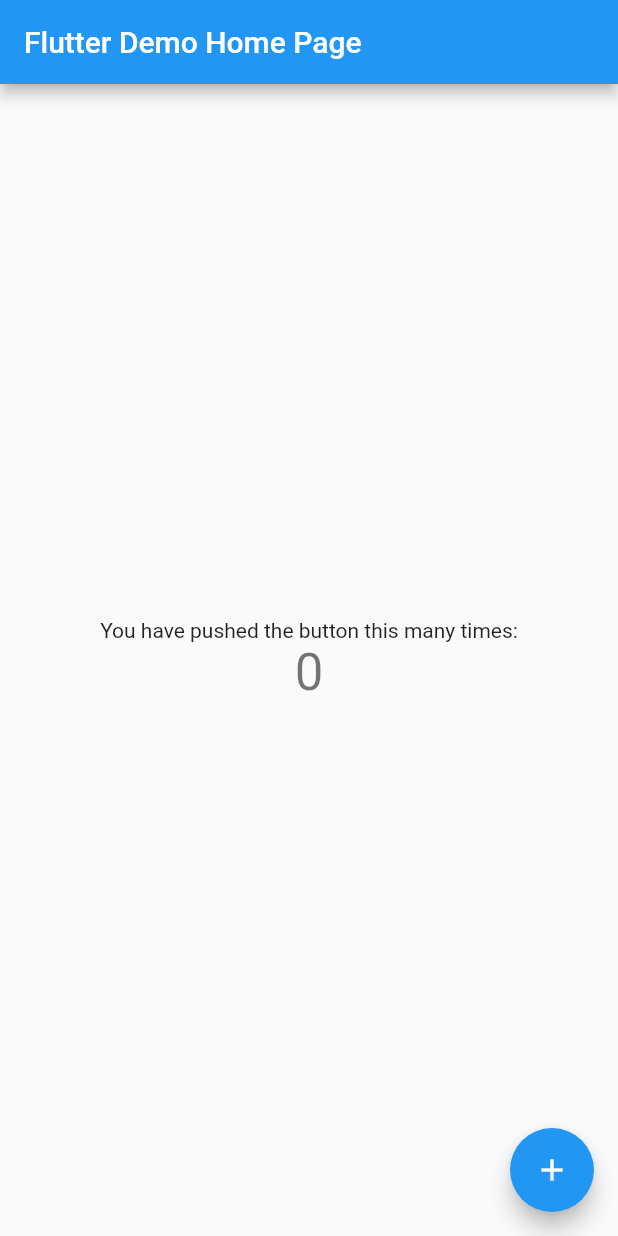
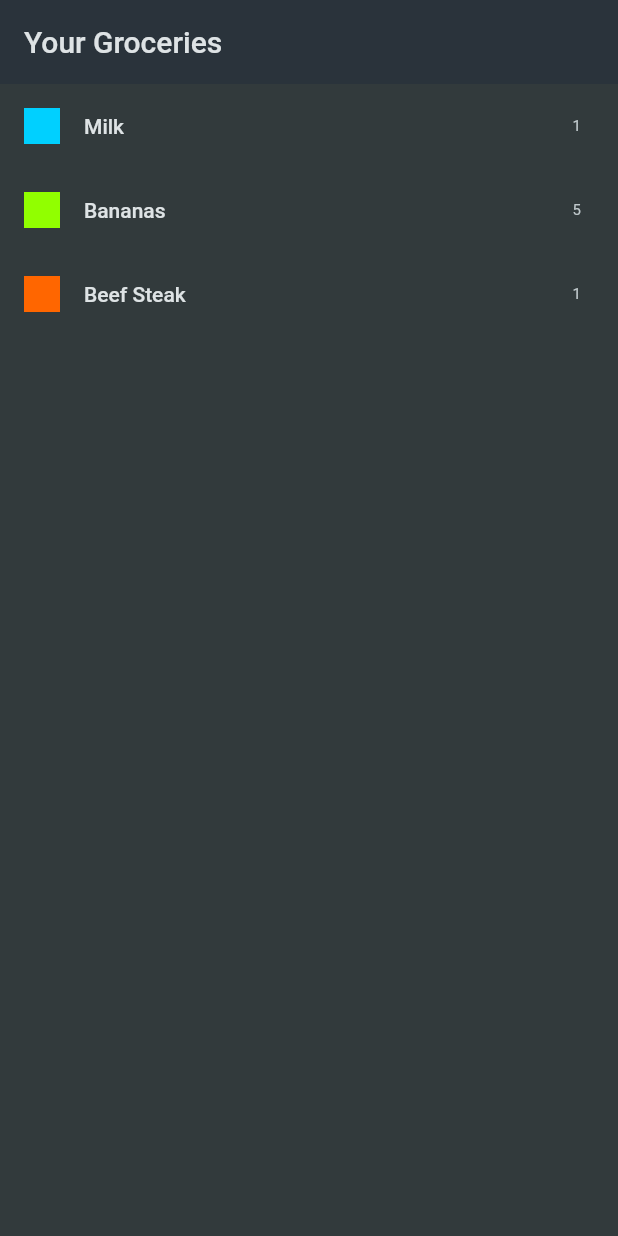
Before and after one commit to HMEI83/Shopping-list-app, a Flutter app: the screen it shows after launch, on a phone screen of 412 x 824 dp. Run offline on Flutter 3.47's test engine with Material 2 defaults, Android fonts, the phone set to English and light mode, and no system bars.

Commit message:
Build the list UI

```diff
--- a/shopping_list_app/lib/main.dart
+++ b/shopping_list_app/lib/main.dart
@@ -1,4 +1,5 @@
 import 'package:flutter/material.dart';
+import 'package:shopping_list_app/widgets/grocery_list.dart';
 
 void main() {
   runApp(const MyApp());
@@ -11,105 +12,17 @@ class MyApp extends StatelessWidget {
   @override
   Widget build(BuildContext context) {
     return MaterialApp(
-      title: 'Flutter Demo',
-      theme: ThemeData(
-        // This is the theme of your application.
-        //
-        // Try running your application with "flutter run". You'll see the
-        // application has a blue toolbar. Then, without quitting the app, try
-        // changing the primarySwatch below to Colors.green and then invoke
-        // "hot reload" (press "r" in the console where you ran "flutter run",
-        // or simply save your changes to "hot reload" in a Flutter IDE).
-        // Notice that the counter didn't reset back to zero; the application
-        // is not restarted.
-        primarySwatch: Colors.blue,
+      title: 'Flutter Groceries',
+      theme: ThemeData.dark().copyWith(
+        useMaterial3: true,
+        colorScheme: ColorScheme.fromSeed(
+          seedColor: const Color.fromARGB(255, 147, 229, 250),
+          brightness: Brightness.dark,
+          surface: const Color.fromARGB(255, 42, 51, 59),
+        ),
+        scaffoldBackgroundColor: const Color.fromARGB(255, 50, 58, 60),
       ),
-      home: const MyHomePage(title: 'Flutter Demo Home Page'),
+      home: const GroceryList(),
     );
   }
 }
-
-class MyHomePage extends StatefulWidget {
-  const MyHomePage({super.key, required this.title});
-
-  // This widget is the home page of your application. It is stateful, meaning
-  // that it has a State object (defined below) that contains fields that affect
-  // how it looks.
-
-  // This class is the configuration for the state. It holds the values (in this
-  // case the title) provided by the parent (in this case the App widget) and
-  // used by the build method of the State. Fields in a Widget subclass are
-  // always marked "final".
-
-  final String title;
-
-  @override
-  State<MyHomePage> createState() => _MyHomePageState();
-}
-
-class _MyHomePageState extends State<MyHomePage> {
-  int _counter = 0;
-
-  void _incrementCounter() {
-    setState(() {
-      // This call to setState tells the Flutter framework that something has
-      // changed in this State, which causes it to rerun the build method below
-      // so that the display can reflect the updated values. If we changed
-      // _counter without calling setState(), then the build method would not be
-      // called again, and so nothing would appear to happen.
-      _counter++;
-    });
-  }
-
-  @override
-  Widget build(BuildContext context) {
-    // This method is rerun every time setState is called, for instance as done
-    // by the _incrementCounter method above.
-    //
-    // The Flutter framework has been optimized to make rerunning build methods
-    // fast, so that you can just rebuild anything that needs updating rather
-    // than having to individually change instances of widgets.
-    return Scaffold(
-      appBar: AppBar(
-        // Here we take the value from the MyHomePage object that was created by
-        // the App.build method, and use it to set our appbar title.
-        title: Text(widget.title),
-      ),
-      body: Center(
-        // Center is a layout widget. It takes a single child and positions it
-        // in the middle of the parent.
-        child: Column(
-          // Column is also a layout widget. It takes a list of children and
-          // arranges them vertically. By default, it sizes itself to fit its
-          // children horizontally, and tries to be as tall as its parent.
-          //
-          // Invoke "debug painting" (press "p" in the console, choose the
-          // "Toggle Debug Paint" action from the Flutter Inspector in Android
-          // Studio, or the "Toggle Debug Paint" command in Visual Studio Code)
-          // to see the wireframe for each widget.
-          //
-          // Column has various properties to control how it sizes itself and
-          // how it positions its children. Here we use mainAxisAlignment to
-          // center the children vertically; the main axis here is the vertical
-          // axis because Columns are vertical (the cross axis would be
-          // horizontal).
-          mainAxisAlignment: MainAxisAlignment.center,
-          children: <Widget>[
-            const Text(
-              'You have pushed the button this many times:',
-            ),
-            Text(
-              '$_counter',
-              style: Theme.of(context).textTheme.headlineMedium,
-            ),
-          ],
-        ),
-      ),
-      floatingActionButton: FloatingActionButton(
-        onPressed: _incrementCounter,
-        tooltip: 'Increment',
-        child: const Icon(Icons.add),
-      ), // This trailing comma makes auto-formatting nicer for build methods.
-    );
-  }
-}
--- /dev/null
+++ b/shopping_list_app/lib/widgets/grocery_list.dart
@@ -0,0 +1,30 @@
+import 'package:flutter/material.dart';
+
+import 'package:shopping_list_app/data/dummy_items.dart';
+
+class GroceryList extends StatelessWidget {
+  const GroceryList({super.key});
+
+  @override
+  Widget build(BuildContext context) {
+    return Scaffold(
+      appBar: AppBar(
+        title: const Text('Your Groceries'),
+      ),
+      body: ListView.builder(
+        itemCount: groceryItems.length,
+        itemBuilder: (ctx, index) => ListTile(
+          title: Text(groceryItems[index].name),
+          leading: Container(
+            width: 24,
+            height: 24,
+            color: groceryItems[index].category.color,
+          ),
+          trailing: Text(
+            groceryItems[index].quantity.toString(),
+          ),
+        ),
+      ),
+    );
+  }
+}
```
Also changed, not shown: 1 other file.
